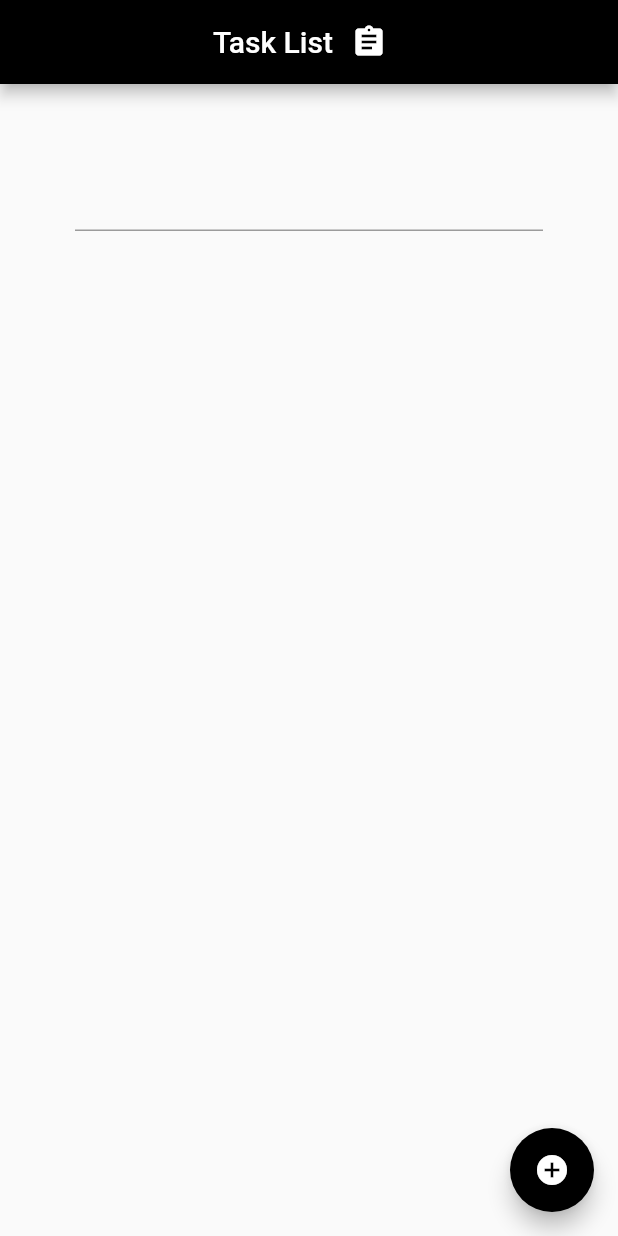
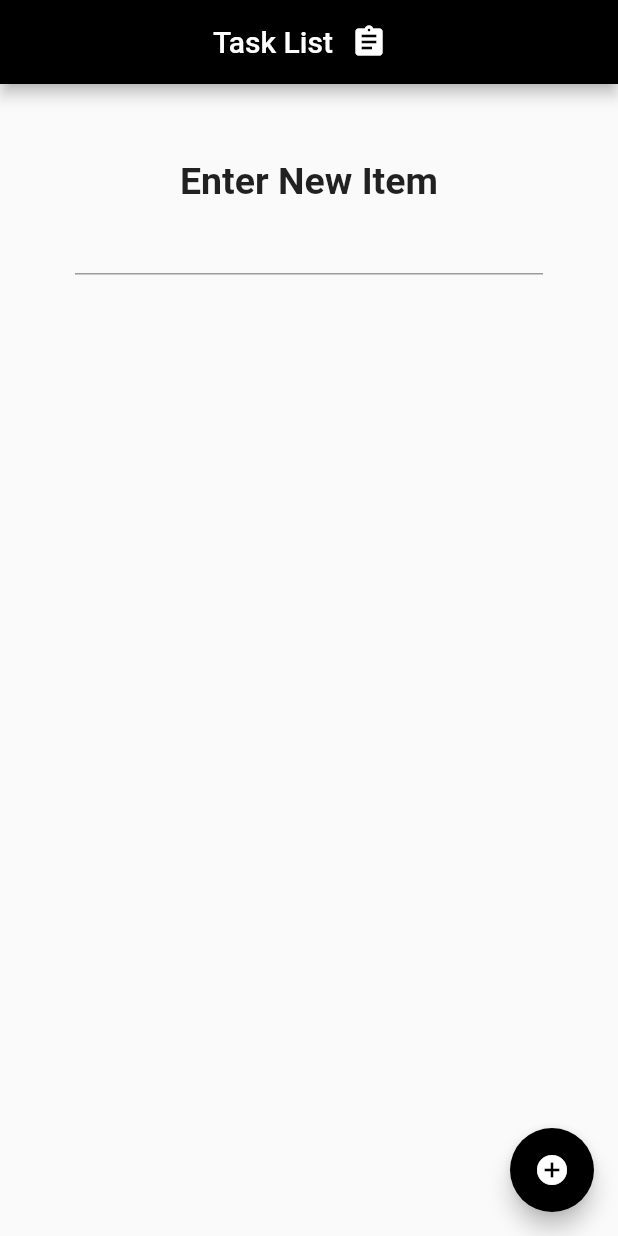
Before and after one commit to kylejava/TaskAppFlutter, a Flutter app: the screen it shows after launch, after a tap on the "add circle" icon, on a phone screen of 412 x 824 dp. Run offline on Flutter 3.47's test engine with Material 2 defaults, Android fonts, the phone set to English and light mode, and no system bars; statements that could not run were skipped.

Commit message:
Need to implement cards

```diff
--- a/lib/main.dart
+++ b/lib/main.dart
@@ -25,9 +25,20 @@ class TaskApp extends StatefulWidget {
 class _TaskAppState extends State<TaskApp> {
 
   var counter = 0;
-  final myController = TextEditingController(
+  final myController = TextEditingController();
+  final _ToDoList = <Task>[];
+
+  Widget _BuildItem (Task t){
+    return ListTile(
+      title: Text(
+        t.NameOfTask,
+      ),
     );
+  }
 
+  Widget _BuildTasks(_ToDoList){
+
+  }
 
   @override
   void dispose() {
@@ -58,7 +69,20 @@ class _TaskAppState extends State<TaskApp> {
       ),
       body: Padding(
         padding: EdgeInsets.all(50.0),
-        child: TextField(
+        child: Column(
+          crossAxisAlignment: CrossAxisAlignment.center,
+
+          children: [
+
+            Text(
+                'Enter New Item' ,
+                style: TextStyle(
+                  fontSize: 25.0,
+                  fontWeight: FontWeight.bold,
+                ),
+            ),
+            TextField(
+
               controller: myController,
               cursorColor: Colors.black,
               decoration: InputDecoration(
@@ -66,15 +90,45 @@ class _TaskAppState extends State<TaskApp> {
                 focusedBorder: UnderlineInputBorder(
                   borderSide: BorderSide(color: Colors.black),
                 ),
+
               ),
+            ),
+
+
+           /*ListView.builder(
+               itemCount: _ToDoList.length,
+               itemBuilder: (context, index){
+                 return ListTile(
+                   title: Text('${_ToDoList[index]}'),
+                 );
+               },
+           ),*/
+
+          ],
         ),
       ),
       floatingActionButton: FloatingActionButton(
         onPressed: () {
+          if(myController.text == ""){
+            return showDialog(
+              context: context,
+              builder: (context){
+                return AlertDialog(
+                  content: Text('Please add new item'),
+                );
+              },
+            );
+          }
+          else {
             counter += 1;
-          Task task1 = Task(NameOfTask:myController.text , number:counter);
-          task1.Print();
+            Task new_task = Task(
+                NameOfTask: myController.text, number: counter);
+            new_task.Print();
+            _ToDoList.add(new_task);
+            print(_ToDoList.length);
+
             myController.clear();
+          }
           /*return showDialog(
             context: context,
             builder: (context){
--- a/lib/services/task.dart
+++ b/lib/services/task.dart
@@ -6,6 +6,6 @@ class Task{
 
   void Print(){
     print('Task: ' + NameOfTask);
-    print('Task Number:  $number');
+    print('Task Number: $number');
   }
 }
```
Lines whose indentation alone changed are shown as unchanged.
